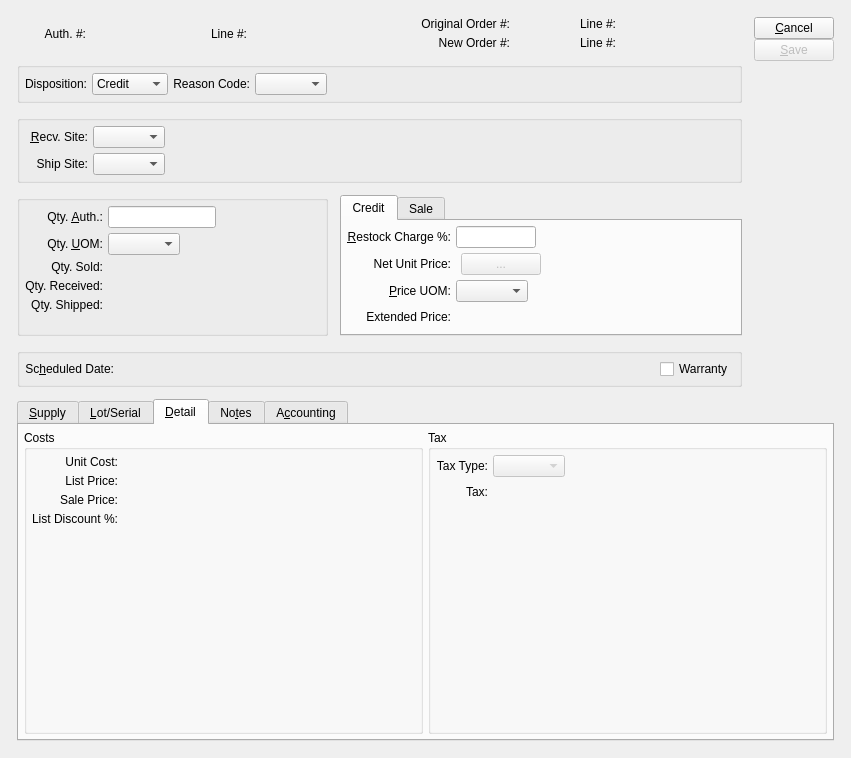
This is xtuple/trunk/guiclient/returnAuthorizationItem.ui in WooodHead/xtuple as Qt 5 draws it before an edit. The edited form follows.
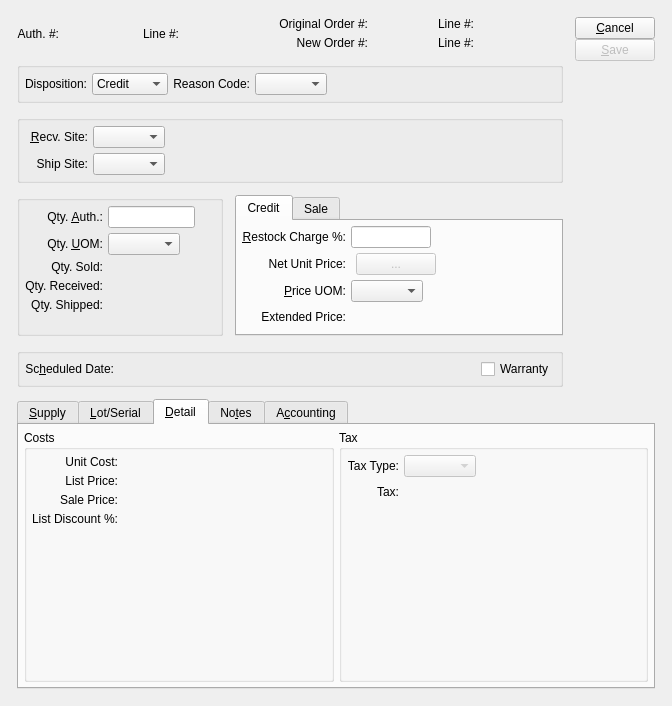
This is the edited form. The open tabs and pages were chosen to show the change. Custom widgets are drawn as their Qt base class.

```diff
--- a/xtuple/trunk/guiclient/returnAuthorizationItem.ui
+++ b/xtuple/trunk/guiclient/returnAuthorizationItem.ui
@@ -16,8 +16,8 @@
    <rect>
     <x>0</x>
     <y>0</y>
-    <width>851</width>
-    <height>758</height>
+    <width>672</width>
+    <height>706</height>
    </rect>
   </property>
   <property name="sizePolicy">
```
Left out of the diff: 3 changed lines with no effect on the pictures.
